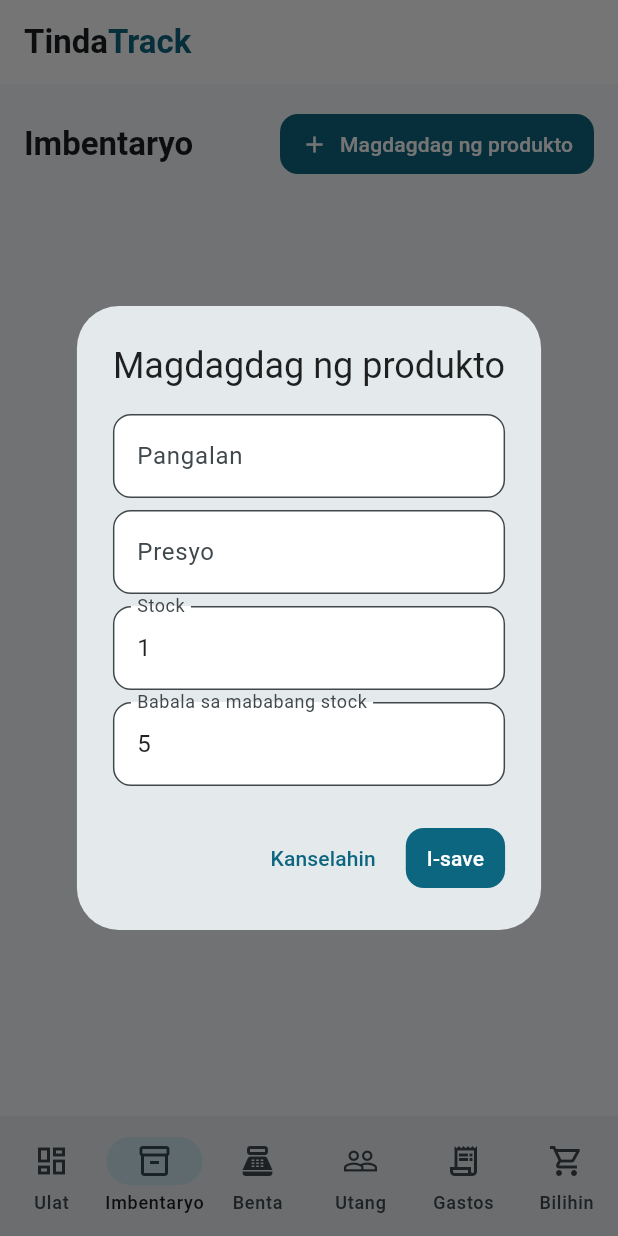
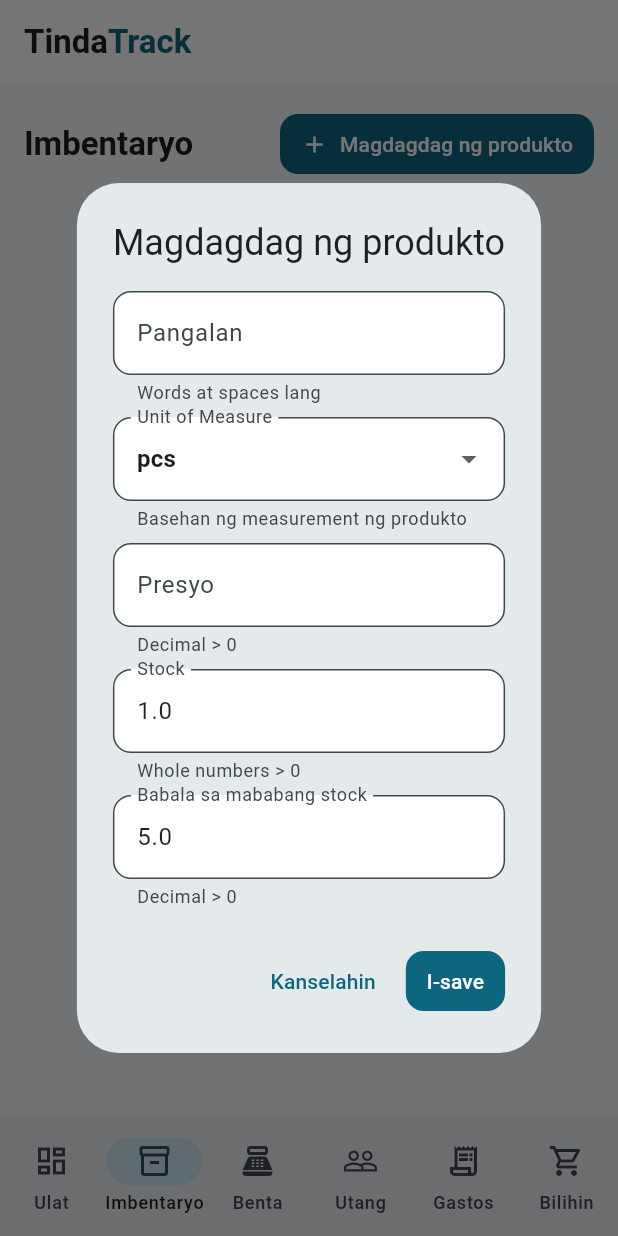
Before and after one commit to MarjovicDEV/TindaTrack, a Flutter app: the screen it shows after launch, item 2 of the bottom bar chosen, after a tap on "Magdagdag ng produkto", on a phone screen of 412 x 824 dp. Run offline on Flutter 3.47's test engine with Material 3 defaults, Android fonts, the phone set to English and light mode, and no system bars; our stand-ins replace drift, drift_flutter, file_picker, fl_chart; accounts and stored records are empty; generated files the repository leaves out were written again.

Commit message:
feat(InventoryPage): refactor InventoryPage to use StatefulWidget; implement product deletion with Dismissible widget, enhance product dialog with validation, and improve UI layout with AppSpacing

```diff
--- a/lib/features/inventory/presentation/inventory_page.dart
+++ b/lib/features/inventory/presentation/inventory_page.dart
@@ -1,12 +1,19 @@
 import 'package:flutter/material.dart';
 
+import '../../../core/theme/app_spacing.dart';
+import '../../../core/validators/input_validators.dart';
 import '../../../data/repositories/tinda_repository.dart';
 
-class InventoryPage extends StatelessWidget {
+class InventoryPage extends StatefulWidget {
   const InventoryPage({required this.repo, super.key});
 
   final TindaRepository repo;
 
+  @override
+  State<InventoryPage> createState() => _InventoryPageState();
+}
+
+class _InventoryPageState extends State<InventoryPage> {
   @override
   Widget build(BuildContext context) {
     return Column(
@@ -16,16 +23,16 @@ class InventoryPage extends StatelessWidget {
             Text('Imbentaryo', style: Theme.of(context).textTheme.titleLarge),
             const Spacer(),
             FilledButton.icon(
-              onPressed: () => _showAddProductDialog(context),
+              onPressed: () => _showProductDialog(),
               icon: const Icon(Icons.add),
               label: const Text('Magdagdag ng produkto'),
             ),
           ],
         ),
-        const SizedBox(height: 16),
+        const SizedBox(height: AppSpacing.md),
         Expanded(
           child: StreamBuilder(
-            stream: repo.watchProducts(),
+            stream: widget.repo.watchProducts(),
             builder: (context, snapshot) {
               final items = snapshot.data ?? [];
               if (items.isEmpty) {
@@ -33,22 +40,44 @@ class InventoryPage extends StatelessWidget {
               }
               return ListView.separated(
                 itemCount: items.length,
-                separatorBuilder: (context, index) => const SizedBox(height: 8),
+                separatorBuilder: (context, index) => const SizedBox(height: AppSpacing.xs),
                 itemBuilder: (context, index) {
                   final item = items[index];
                   final low = item.stockQty <= item.lowStockThreshold;
-                  return Card(
+                  return Dismissible(
+                    key: ValueKey('product-${item.id}'),
+                    direction: DismissDirection.endToStart,
+                    confirmDismiss: (_) => _confirmDelete(
+                      'Burahin ang produktong "${item.name}"?',
+                    ),
+                    onDismissed: (_) => widget.repo.deleteProduct(item.id),
+                    background: Container(
+                      alignment: Alignment.centerRight,
+                      padding: const EdgeInsets.symmetric(horizontal: 16),
+                      decoration: BoxDecoration(
+                        color: Colors.red.shade600,
+                        borderRadius: BorderRadius.circular(12),
+                      ),
+                      child: const Icon(Icons.delete, color: Colors.white),
+                    ),
+                    child: Card(
                       child: ListTile(
+                        onTap: () => _showProductDialog(product: item),
                         title: Text(item.name),
                         subtitle: Text(
-                        'Presyo: PHP ${item.price.toStringAsFixed(2)}  |  Stock: ${item.stockQty}',
+                          'Presyo: PHP ${item.price.toStringAsFixed(2)} | Stock: ${item.stockQty.toStringAsFixed(2)} ${item.unitType}',
+                          maxLines: 2,
+                          overflow: TextOverflow.ellipsis,
+                          style: Theme.of(context).textTheme.bodySmall,
                         ),
                         trailing: low
-                          ? const Chip(
-                              avatar: Icon(Icons.warning_amber_outlined, size: 16),
-                              label: Text('Mababa'),
+                            ? Chip(
+                                backgroundColor: Colors.red.shade100,
+                                avatar: const Icon(Icons.warning_amber_outlined, size: 16),
+                                label: const Text('Mababang stock'),
                               )
                             : const Chip(label: Text('Ayos')),
+                      ),
                     ),
                   );
                 },
@@ -60,63 +89,145 @@ class InventoryPage extends StatelessWidget {
     );
   }
 
-  Future<void> _showAddProductDialog(BuildContext context) async {
+  Future<void> _showProductDialog({dynamic product}) async {
+    final formKey = GlobalKey<FormState>();
     final nameCtrl = TextEditingController();
     final priceCtrl = TextEditingController();
-    final stockCtrl = TextEditingController(text: '1');
-    final thresholdCtrl = TextEditingController(text: '5');
+    final stockCtrl = TextEditingController(text: '1.0');
+    final thresholdCtrl = TextEditingController(text: '5.0');
+    var unitType = 'pcs';
+    if (product != null) {
+      nameCtrl.text = product.name;
+      priceCtrl.text = product.price.toString();
+      stockCtrl.text = product.stockQty.toString();
+      thresholdCtrl.text = product.lowStockThreshold.toString();
+      unitType = product.unitType;
+    }
 
     await showDialog<void>(
       context: context,
-      builder: (_) => AlertDialog(
-        title: const Text('Magdagdag ng produkto'),
+      builder: (_) => StatefulBuilder(
+        builder: (context, setState) => AlertDialog(
+          title: Text(product == null ? 'Magdagdag ng produkto' : 'I-update ang produkto'),
           content: SingleChildScrollView(
+            child: Form(
+              key: formKey,
+              autovalidateMode: AutovalidateMode.onUserInteraction,
               child: Column(
                 mainAxisSize: MainAxisSize.min,
                 children: [
-              TextField(controller: nameCtrl, decoration: const InputDecoration(labelText: 'Pangalan')),
-              const SizedBox(height: 8),
-              TextField(
+                  TextFormField(
+                    controller: nameCtrl,
+                    decoration: const InputDecoration(
+                      labelText: 'Pangalan',
+                      helperText: 'Words at spaces lang',
+                    ),
+                    validator: (v) => InputValidators.validateName(v ?? ''),
+                  ),
+                  const SizedBox(height: AppSpacing.xs),
+                  DropdownButtonFormField<String>(
+                    initialValue: unitType,
+                    decoration: const InputDecoration(
+                      labelText: 'Unit of Measure',
+                      helperText: 'Basehan ng measurement ng produkto',
+                    ),
+                    items: const [
+                      DropdownMenuItem(value: 'kg', child: Text('kg')),
+                      DropdownMenuItem(value: 'pcs', child: Text('pcs')),
+                      DropdownMenuItem(value: 'meter', child: Text('meter')),
+                    ],
+                    validator: (v) => v == null || v.isEmpty ? 'Unit ay required.' : null,
+                    onChanged: (v) => setState(() => unitType = v ?? 'pcs'),
+                  ),
+                  const SizedBox(height: AppSpacing.xs),
+                  TextFormField(
                     controller: priceCtrl,
-                decoration: const InputDecoration(labelText: 'Presyo'),
-                keyboardType: TextInputType.number,
+                    decoration: const InputDecoration(
+                      labelText: 'Presyo',
+                      helperText: 'Decimal > 0',
                     ),
-              const SizedBox(height: 8),
-              TextField(
+                    keyboardType: const TextInputType.numberWithOptions(decimal: true),
+                    validator: (v) =>
+                        InputValidators.validateDecimalPositive(v ?? '', field: 'Presyo'),
+                  ),
+                  const SizedBox(height: AppSpacing.xs),
+                  TextFormField(
                     controller: stockCtrl,
-                decoration: const InputDecoration(labelText: 'Stock'),
-                keyboardType: TextInputType.number,
+                    decoration: InputDecoration(
+                      labelText: 'Stock',
+                      helperText: unitType == 'pcs' ? 'Whole numbers > 0' : 'Decimal > 0',
                     ),
-              const SizedBox(height: 8),
-              TextField(
+                    keyboardType: const TextInputType.numberWithOptions(decimal: true),
+                    validator: (v) => unitType == 'pcs'
+                        ? InputValidators.validateWholePositive(v ?? '', field: 'Stock')
+                        : InputValidators.validateDecimalPositive(v ?? '', field: 'Stock'),
+                  ),
+                  const SizedBox(height: AppSpacing.xs),
+                  TextFormField(
                     controller: thresholdCtrl,
-                decoration: const InputDecoration(labelText: 'Babala sa mababang stock'),
-                keyboardType: TextInputType.number,
+                    decoration: const InputDecoration(
+                      labelText: 'Babala sa mababang stock',
+                      helperText: 'Decimal > 0',
+                    ),
+                    keyboardType: const TextInputType.numberWithOptions(decimal: true),
+                    validator: (v) =>
+                        InputValidators.validateDecimalPositive(v ?? '', field: 'Low stock'),
                   ),
                 ],
+              ),
             ),
           ),
           actions: [
             TextButton(onPressed: () => Navigator.pop(context), child: const Text('Kanselahin')),
             FilledButton(
               onPressed: () async {
-              final name = nameCtrl.text.trim();
-              final price = double.tryParse(priceCtrl.text) ?? 0;
-              final stock = int.tryParse(stockCtrl.text) ?? 0;
-              final threshold = int.tryParse(thresholdCtrl.text) ?? 5;
-              if (name.isEmpty || price <= 0 || stock < 0) return;
-              await repo.addProduct(
-                name: name,
-                price: price,
-                stockQty: stock,
-                threshold: threshold,
+                if (!formKey.currentState!.validate()) return;
+
+                if (product == null) {
+                  await widget.repo.addProduct(
+                    name: nameCtrl.text.trim(),
+                    price: double.parse(priceCtrl.text),
+                    stockQty: double.parse(stockCtrl.text),
+                    threshold: double.parse(thresholdCtrl.text),
+                    weight: 1,
+                    unitType: unitType,
                   );
+                } else {
+                  await widget.repo.updateProduct(
+                    id: product.id,
+                    name: nameCtrl.text.trim(),
+                    price: double.parse(priceCtrl.text),
+                    stockQty: double.parse(stockCtrl.text),
+                    threshold: double.parse(thresholdCtrl.text),
+                    weight: 1,
+                    unitType: unitType,
+                  );
+                }
                 if (context.mounted) Navigator.pop(context);
               },
               child: const Text('I-save'),
             ),
           ],
         ),
+      ),
+    );
+  }
+
+  Future<bool?> _confirmDelete(String message) {
+    return showDialog<bool>(
+      context: context,
+      builder: (_) => AlertDialog(
+        title: const Text('Kumpirmahin ang delete'),
+        content: Text(message),
+        actions: [
+          TextButton(onPressed: () => Navigator.pop(context, false), child: const Text('Hindi')),
+          FilledButton(
+            style: FilledButton.styleFrom(backgroundColor: Colors.red),
+            onPressed: () => Navigator.pop(context, true),
+            child: const Text('Delete'),
+          ),
+        ],
+      ),
     );
   }
 }
```
Lines whose indentation alone changed are shown as unchanged.
